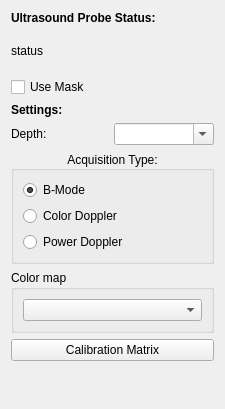
Old version of the form IbisLib/gui/usprobeobjectsettingswidget.ui in the repository IbisNeuronav/Ibis.
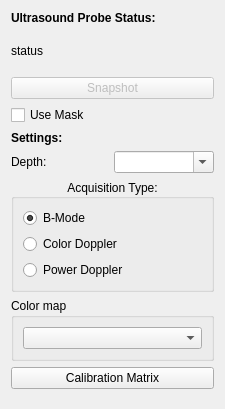
New version of the form.

Commit message: Feature: take US snapshot

Patch:
```diff
--- a/IbisLib/gui/usprobeobjectsettingswidget.ui
+++ b/IbisLib/gui/usprobeobjectsettingswidget.ui
@@ -45,6 +45,16 @@
      </item>
     </layout>
    </item>
+   <item>
+    <widget class="QPushButton" name="snapshotPushButton">
+     <property name="enabled">
+      <bool>false</bool>
+     </property>
+     <property name="text">
+      <string>Snapshot</string>
+     </property>
+    </widget>
+   </item>
    <item>
     <widget class="QCheckBox" name="useMaskCheckBox">
      <property name="text">
```
The commit also changes 4 other files.
